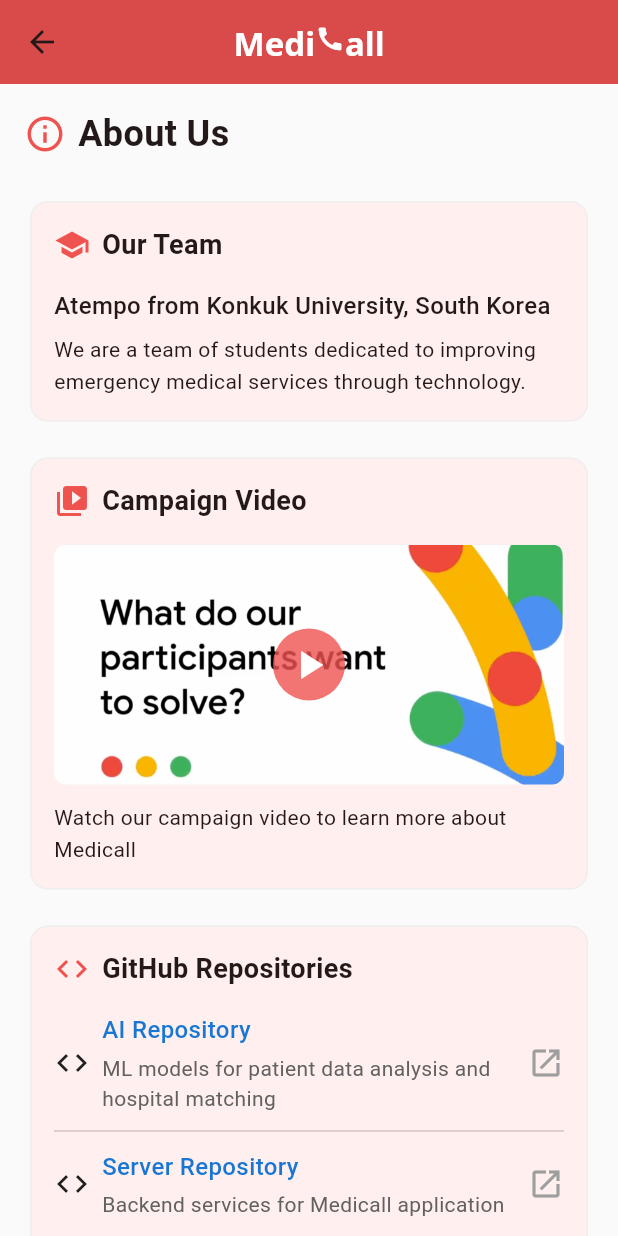
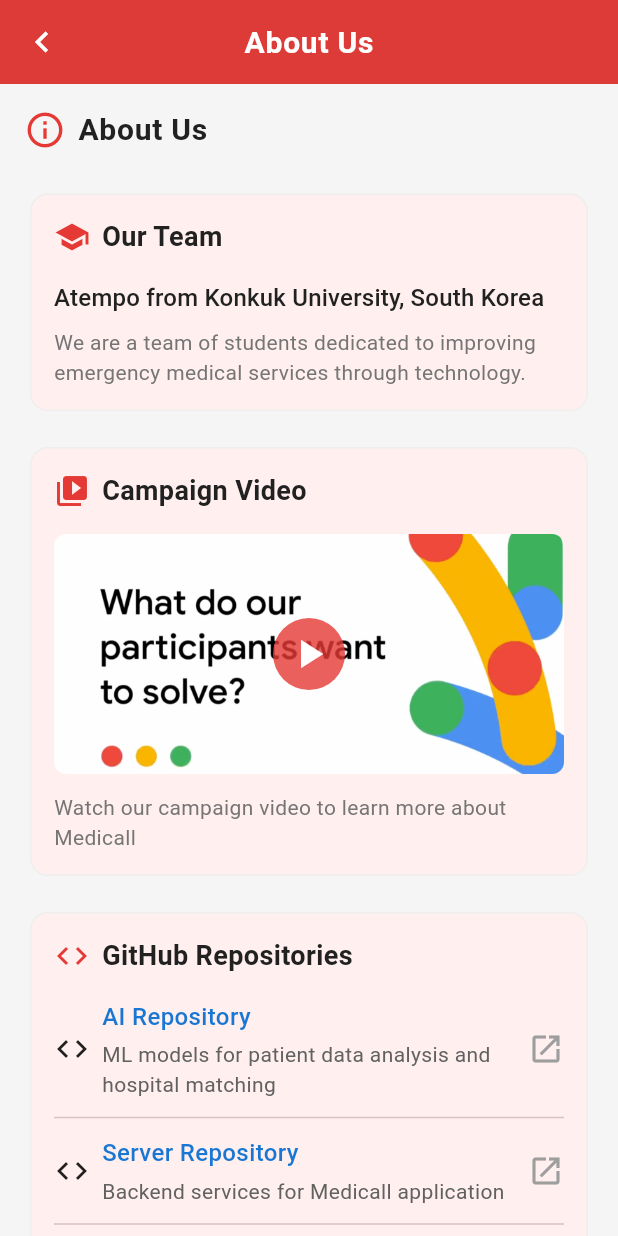
Before and after one commit to gdsc-konkuk/24-25-proj-Atempo-Client, a Flutter app: the SettingsScreen screen opened by its route, after a tap on "About Us", on a phone screen of 412 x 824 dp. Run offline on Flutter 3.47's test engine with Material 3 defaults, Android fonts, the phone set to English and light mode, and no system bars; our stand-ins replace flutter_dotenv, flutter_secure_storage, geocoding, geolocator, google_fonts, google_maps_flutter and 3 more; missing offline and left inert: flutter_mapbox_navigation; accounts and stored records are empty; network calls fail; Roboto replaces fonts that are missing (Pretendard).

Commit message:
Refactor: Improve Settings, About Us, Contact Us, FAQ UI Screen

```diff
--- a/medicall/lib/screens/about_us_screen.dart
+++ b/medicall/lib/screens/about_us_screen.dart
@@ -1,6 +1,7 @@
 import 'package:flutter/material.dart';
 import 'package:google_fonts/google_fonts.dart';
 import 'package:url_launcher/url_launcher.dart';
+import '../theme/app_theme.dart';
 
 class AboutUsScreen extends StatelessWidget {
   const AboutUsScreen({Key? key}) : super(key: key);
@@ -15,34 +16,10 @@
   @override
   Widget build(BuildContext context) {
     return Scaffold(
-      backgroundColor: Colors.grey[50],
-      appBar: AppBar(
-        title: RichText(
-          text: TextSpan(
-            style: GoogleFonts.notoSans(
-              fontSize: 22,
-              fontWeight: FontWeight.bold,
-              color: Colors.white,
-            ),
-            children: [
-              TextSpan(text: 'Medi'),
-              WidgetSpan(
-                child: Transform.translate(
-                  offset: Offset(0, -2),
-                  child: Icon(Icons.call, color: Colors.white, size: 20),
-                ),
-                alignment: PlaceholderAlignment.middle,
-              ),
-              TextSpan(text: 'all'),
-            ],
-          ),
-        ),
-        backgroundColor: const Color(0xFFD94B4B),
-        centerTitle: true,
-        leading: IconButton(
-          icon: Icon(Icons.arrow_back),
-          onPressed: () => Navigator.of(context).pop(),
-        ),
+      backgroundColor: AppTheme.backgroundColor,
+      appBar: AppTheme.buildAppBar(
+        title: 'About Us',
+        leading: AppTheme.buildBackButton(context),
       ),
       body: SingleChildScrollView(
         child: Padding(
@@ -55,16 +32,13 @@
                 children: [
                   Icon(
                     Icons.info_outline,
-                    color: Colors.red[400],
+                    color: AppTheme.primaryColor,
                     size: 28,
                   ),
                   SizedBox(width: 8),
                   Text(
                     'About Us',
-                    style: TextStyle(
-                      fontSize: 24,
-                      fontWeight: FontWeight.bold,
-                    ),
+                    style: AppTheme.textTheme.displayMedium,
                   ),
                 ],
               ),
@@ -84,32 +58,25 @@
                     children: [
                       Row(
                         children: [
-                          Icon(Icons.school, color: Colors.red[400]),
+                          Icon(Icons.school, color: AppTheme.primaryColor),
                           SizedBox(width: 8),
                           Text(
                             'Our Team',
-                            style: TextStyle(
-                              fontSize: 18,
-                              fontWeight: FontWeight.bold,
-                            ),
+                            style: AppTheme.textTheme.displaySmall,
                           ),
                         ],
                       ),
                       SizedBox(height: 16),
                       Text(
                         'Atempo from Konkuk University, South Korea',
-                        style: TextStyle(
-                          fontSize: 16,
+                        style: AppTheme.textTheme.bodyLarge?.copyWith(
                           fontWeight: FontWeight.w500,
                         ),
                       ),
                       SizedBox(height: 8),
                       Text(
                         'We are a team of students dedicated to improving emergency medical services through technology.',
-                        style: TextStyle(
-                          fontSize: 14,
-                          height: 1.5,
-                        ),
+                        style: AppTheme.textTheme.bodyMedium,
                       ),
                     ],
                   ),
@@ -137,14 +104,11 @@
                       children: [
                         Row(
                           children: [
-                            Icon(Icons.video_library, color: Colors.red[400]),
+                            Icon(Icons.video_library, color: AppTheme.primaryColor),
                             SizedBox(width: 8),
                             Text(
                               'Campaign Video',
-                              style: TextStyle(
-                                fontSize: 18,
-                                fontWeight: FontWeight.bold,
-                              ),
+                              style: AppTheme.textTheme.displaySmall,
                             ),
                           ],
                         ),
@@ -178,7 +142,7 @@
                             ),
                             CircleAvatar(
                               radius: 24,
-                              backgroundColor: Colors.red[400]!.withOpacity(0.8),
+                              backgroundColor: AppTheme.primaryColor.withOpacity(0.8),
                               child: Icon(
                                 Icons.play_arrow,
                                 color: Colors.white,
@@ -190,10 +154,7 @@
                         SizedBox(height: 12),
                         Text(
                           'Watch our campaign video to learn more about Medicall',
-                          style: TextStyle(
-                            fontSize: 14,
-                            height: 1.5,
-                          ),
+                          style: AppTheme.textTheme.bodyMedium,
                         ),
                       ],
                     ),
@@ -217,14 +178,11 @@
                     children: [
                       Row(
                         children: [
-                          Icon(Icons.code, color: Colors.red[400]),
+                          Icon(Icons.code, color: AppTheme.primaryColor),
                           SizedBox(width: 8),
                           Text(
                             'GitHub Repositories',
-                            style: TextStyle(
-                              fontSize: 18,
-                              fontWeight: FontWeight.bold,
-                            ),
+                            style: AppTheme.textTheme.displaySmall,
                           ),
                         ],
                       ),
--- a/medicall/lib/screens/settings_screen.dart
+++ b/medicall/lib/screens/settings_screen.dart
@@ -3,6 +3,7 @@
 import 'package:provider/provider.dart';
 import 'package:shared_preferences/shared_preferences.dart';
 import '../providers/settings_provider.dart';
+import '../theme/app_theme.dart';
 import 'faq_screen.dart';
 import 'contact_us_screen.dart';
 import 'about_us_screen.dart';
@@ -45,26 +46,23 @@
                   children: [
                     Text(
                       'Search Radius Settings',
-                      style: GoogleFonts.notoSans(
-                        fontSize: 18,
-                        fontWeight: FontWeight.bold,
-                      ),
+                      style: AppTheme.textTheme.displaySmall,
                     ),
                     SizedBox(height: 20),
                     Text(
                       '${tempRadius.toInt()}km',
-                      style: GoogleFonts.notoSans(fontSize: 16),
+                      style: AppTheme.textTheme.bodyLarge,
                     ),
                     SizedBox(height: 10),
                     SliderTheme(
                       data: SliderTheme.of(context).copyWith(
-                        activeTrackColor: const Color(0xFFD94B4B),
+                        activeTrackColor: AppTheme.primaryColor,
                         inactiveTrackColor: Colors.grey[300],
-                        thumbColor: const Color(0xFFD94B4B),
+                        thumbColor: AppTheme.primaryColor,
                         thumbShape: RoundSliderThumbShape(
                           enabledThumbRadius: 8.0,
                         ),
-                        overlayColor: const Color(0xFFD94B4B).withAlpha(50),
+                        overlayColor: AppTheme.primaryColor.withAlpha(50),
                       ),
                       child: Slider(
                         min: 1,
@@ -90,7 +88,7 @@
                           child: Text(
                             'Confirm',
                             style: GoogleFonts.notoSans(
-                              color: const Color(0xFFD94B4B),
+                              color: AppTheme.primaryColor,
                               fontWeight: FontWeight.bold,
                             ),
                           ),
@@ -113,34 +111,10 @@
     final searchRadius = context.watch<SettingsProvider>().searchRadius;
 
     return Scaffold(
-      backgroundColor: Colors.grey[50],
-      appBar: AppBar(
-        title: RichText(
-          text: TextSpan(
-            style: GoogleFonts.notoSans(
-              fontSize: 22,
-              fontWeight: FontWeight.bold,
-              color: Colors.white,
-            ),
-            children: [
-              TextSpan(text: 'Medi'),
-              WidgetSpan(
-                child: Transform.translate(
-                  offset: Offset(0, -2),
-                  child: Icon(Icons.call, color: Colors.white, size: 20),
-                ),
-                alignment: PlaceholderAlignment.middle,
-              ),
-              TextSpan(text: 'all'),
-            ],
-          ),
-        ),
-        backgroundColor: const Color(0xFFD94B4B),
-        centerTitle: true,
-        leading: IconButton(
-          icon: Icon(Icons.arrow_back),
-          onPressed: () => Navigator.of(context).pop(),
-        ),
+      backgroundColor: AppTheme.backgroundColor,
+      appBar: AppTheme.buildAppBar(
+        title: 'Settings',
+        leading: AppTheme.buildBackButton(context),
       ),
       body: SingleChildScrollView(
         child: Column(
@@ -152,16 +126,13 @@
                 children: [
                   Icon(
                     Icons.settings,
-                    color: Colors.red[400],
+                    color: AppTheme.primaryColor,
                     size: 28,
                   ),
                   const SizedBox(width: 8),
                   Text(
                     'Settings',
-                    style: TextStyle(
-                      fontSize: 24,
-                      fontWeight: FontWeight.bold,
-                    ),
+                    style: AppTheme.textTheme.displayMedium,
                   ),
                 ],
               ),
@@ -176,18 +147,20 @@
               child: ListTile(
                 title: Text(
                   'Search Radius',
-                  style: TextStyle(fontWeight: FontWeight.w500),
+                  style: AppTheme.textTheme.bodyLarge?.copyWith(
+                    fontWeight: FontWeight.w500,
+                  ),
                 ),
-                subtitle: Text('Current search radius setting'),
+                subtitle: Text(
+                  'Current search radius setting',
+                  style: AppTheme.textTheme.bodyMedium,
+                ),
                 trailing: Row(
                   mainAxisSize: MainAxisSize.min,
                   children: [
                     Text(
                       '${searchRadius.toInt()}km',
-                      style: TextStyle(
-                        fontSize: 16,
-                        color: Colors.black87,
-                      ),
+                      style: AppTheme.textTheme.bodyLarge,
                     ),
                     Icon(Icons.chevron_right),
                   ],
@@ -202,16 +175,13 @@
                 children: [
                   Icon(
                     Icons.headset_mic_outlined,
-                    color: Colors.red[400],
+                    color: AppTheme.primaryColor,
                     size: 28,
                   ),
                   const SizedBox(width: 8),
                   Text(
                     'Customer Service',
-                    style: TextStyle(
-                      fontSize: 20,
-                      fontWeight: FontWeight.bold,
-                    ),
+                    style: AppTheme.textTheme.displaySmall,
                   ),
                 ],
               ),
@@ -228,9 +198,14 @@
                   ListTile(
                     title: Text(
                       'Contact Us',
-                      style: TextStyle(fontWeight: FontWeight.w500),
+                      style: AppTheme.textTheme.bodyLarge?.copyWith(
+                        fontWeight: FontWeight.w500,
+                      ),
                     ),
-                    subtitle: Text('1:1 Inquiry'),
+                    subtitle: Text(
+                      '1:1 Inquiry',
+                      style: AppTheme.textTheme.bodyMedium,
+                    ),
                     trailing: Icon(Icons.chevron_right),
                     onTap: () {
                       Navigator.push(
@@ -243,9 +218,14 @@
                   ListTile(
                     title: Text(
                       'FAQ',
-                      style: TextStyle(fontWeight: FontWeight.w500),
+                      style: AppTheme.textTheme.bodyLarge?.copyWith(
+                        fontWeight: FontWeight.w500,
+                      ),
                     ),
-                    subtitle: Text('Frequently Asked Questions'),
+                    subtitle: Text(
+                      'Frequently Asked Questions',
+                      style: AppTheme.textTheme.bodyMedium,
+                    ),
                     trailing: Icon(Icons.chevron_right),
                     onTap: () {
                       Navigator.push(
@@ -264,16 +244,13 @@
                 children: [
                   Icon(
                     Icons.info_outline,
-                    color: Colors.red[400],
+                    color: AppTheme.primaryColor,
                     size: 28,
                   ),
                   const SizedBox(width: 8),
                   Text(
                     'About',
-                    style: TextStyle(
-                      fontSize: 20,
-                      fontWeight: FontWeight.bold,
-                    ),
+                    style: AppTheme.textTheme.displaySmall,
                   ),
                 ],
               ),
@@ -290,9 +267,14 @@
                   ListTile(
                     title: Text(
                       'About Us',
-                      style: TextStyle(fontWeight: FontWeight.w500),
+                      style: AppTheme.textTheme.bodyLarge?.copyWith(
+                        fontWeight: FontWeight.w500,
+                      ),
                     ),
-                    subtitle: Text('About our team and project'),
+                    subtitle: Text(
+                      'About our team and project',
+                      style: AppTheme.textTheme.bodyMedium,
+                    ),
                     trailing: Icon(Icons.chevron_right),
                     onTap: () {
                       Navigator.push(
```
Also changed, not shown: medicall/lib/screens/contact_us_screen.dart (+13 -43 lines), medicall/lib/screens/faq_screen.dart (+11 -39 lines), medicall/lib/screens/map_screen.dart (+20 -18 lines), 1 other file.
